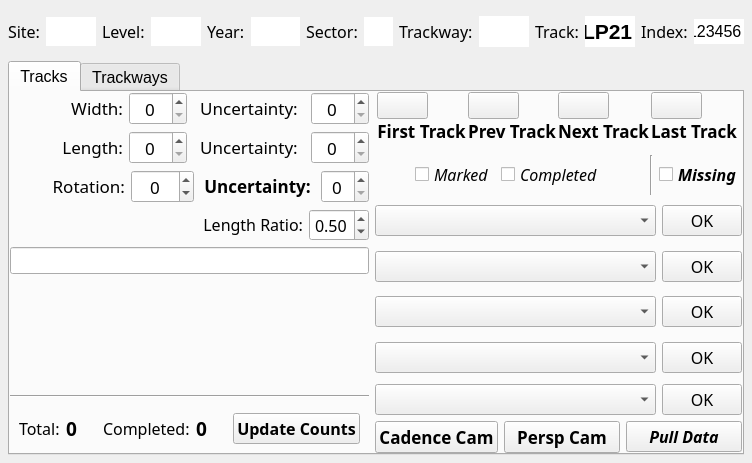
sernst/Cadence, file resources/widget/tools/TrackwayManagerWidget/TrackwayManagerWidget.ui: the form before one commit.
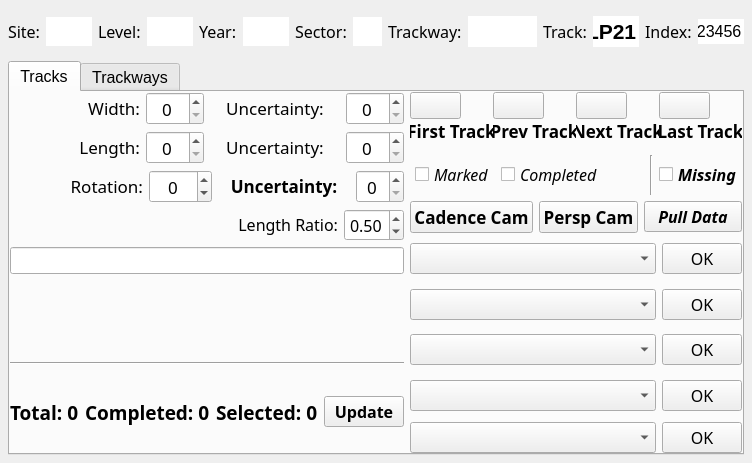
The form after the commit. Icons and pictures are not drawn.

Commit message: KAS: added fetch option to place given track under CadenceCam and improved UI

What changed in the file:
```diff
--- a/resources/widget/tools/TrackwayManagerWidget/TrackwayManagerWidget.ui
+++ b/resources/widget/tools/TrackwayManagerWidget/TrackwayManagerWidget.ui
@@ -41,7 +41,7 @@
        <bold>false</bold>
       </font>
      </property>
-     <layout class="QHBoxLayout" name="horizontalLayout_8" stretch="1,2,1,2,1,2,1,1,1,2,1,2,1,2">
+     <layout class="QHBoxLayout" name="horizontalLayout_8" stretch="1,2,1,2,1,2,1,1,1,3,1,2,1,2">
       <property name="leftMargin">
        <number>0</number>
       </property>
@@ -391,7 +391,7 @@
            <pointsize>12</pointsize>
           </font>
          </property>
-         <layout class="QVBoxLayout" name="verticalLayout_2">
+         <layout class="QVBoxLayout" name="verticalLayout_2" stretch="0,0,0,0,0,0,0,0">
           <property name="margin">
            <number>0</number>
           </property>
@@ -884,37 +884,19 @@
           <item>
            <widget class="QWidget" name="countsWidget" native="true">
             <property name="sizePolicy">
-             <sizepolicy hsizetype="Expanding" vsizetype="Fixed">
+             <sizepolicy hsizetype="Expanding" vsizetype="Expanding">
               <horstretch>0</horstretch>
               <verstretch>0</verstretch>
              </sizepolicy>
             </property>
-            <layout class="QHBoxLayout" name="horizontalLayout_9" stretch="1,2,1,2,2">
-             <item>
-              <widget class="QLabel" name="label_8">
-               <property name="sizePolicy">
-                <sizepolicy hsizetype="Preferred" vsizetype="Fixed">
-                 <horstretch>0</horstretch>
-                 <verstretch>0</verstretch>
-                </sizepolicy>
-               </property>
-               <property name="font">
-                <font>
-                 <family>Abadi MT Condensed Light</family>
-                 <pointsize>12</pointsize>
-                 <weight>50</weight>
-                 <bold>false</bold>
-                </font>
-               </property>
-               <property name="text">
-                <string>Total:</string>
-               </property>
-              </widget>
-             </item>
+            <layout class="QHBoxLayout" name="horizontalLayout_9" stretch="1,1,1,1">
+             <property name="margin">
+              <number>0</number>
+             </property>
              <item>
               <widget class="QLabel" name="totalTrackCountLbl">
                <property name="sizePolicy">
-                <sizepolicy hsizetype="Preferred" vsizetype="Fixed">
+                <sizepolicy hsizetype="Expanding" vsizetype="Expanding">
                  <horstretch>0</horstretch>
                  <verstretch>0</verstretch>
                 </sizepolicy>
@@ -928,36 +910,14 @@
                 </font>
                </property>
                <property name="text">
-                <string>0</string>
-               </property>
-              </widget>
-             </item>
-             <item>
-              <widget class="QLabel" name="label_9">
-               <property name="sizePolicy">
-                <sizepolicy hsizetype="Preferred" vsizetype="Fixed">
-                 <horstretch>0</horstretch>
-                 <verstretch>0</verstretch>
-                </sizepolicy>
-               </property>
-               <property name="font">
-                <font>
-                 <family>Abadi MT Condensed Light</family>
-                 <pointsize>12</pointsize>
-                 <weight>50</weight>
-                 <bold>false</bold>
-                 <kerning>false</kerning>
-                </font>
-               </property>
-               <property name="text">
-                <string>Completed:</string>
+                <string>Total: 0</string>
                </property>
               </widget>
              </item>
              <item>
               <widget class="QLabel" name="completedTrackCountLbl">
                <property name="sizePolicy">
-                <sizepolicy hsizetype="Preferred" vsizetype="Fixed">
+                <sizepolicy hsizetype="Expanding" vsizetype="Expanding">
                  <horstretch>0</horstretch>
                  <verstretch>0</verstretch>
                 </sizepolicy>
@@ -971,7 +931,28 @@
                 </font>
                </property>
                <property name="text">
-                <string>0</string>
+                <string>Completed: 0</string>
+               </property>
+              </widget>
+             </item>
+             <item>
+              <widget class="QLabel" name="selectedTrackCountLbl">
+               <property name="sizePolicy">
+                <sizepolicy hsizetype="Expanding" vsizetype="Expanding">
+                 <horstretch>0</horstretch>
+                 <verstretch>0</verstretch>
+                </sizepolicy>
+               </property>
+               <property name="font">
+                <font>
+                 <family>Abadi MT Condensed Extra Bold</family>
+                 <pointsize>14</pointsize>
+                 <weight>75</weight>
+                 <bold>true</bold>
+                </font>
+               </property>
+               <property name="text">
+                <string>Selected: 0</string>
                </property>
               </widget>
              </item>
@@ -998,7 +979,7 @@
                 <enum>Qt::LeftToRight</enum>
                </property>
                <property name="text">
-                <string>Update Counts</string>
+                <string>Update</string>
                </property>
               </widget>
              </item>
@@ -1022,7 +1003,7 @@
            <pointsize>12</pointsize>
           </font>
          </property>
-         <layout class="QVBoxLayout" name="verticalLayout" stretch="1,0,1,1,1,1,1,0,0">
+         <layout class="QVBoxLayout" name="verticalLayout" stretch="1,0,1,0,1,1,1,1,0">
           <property name="margin">
            <number>0</number>
           </property>
@@ -1531,6 +1512,108 @@
             </layout>
            </widget>
           </item>
+          <item>
+           <widget class="QWidget" name="camWidget" native="true">
+            <property name="sizePolicy">
+             <sizepolicy hsizetype="Expanding" vsizetype="Fixed">
+              <horstretch>0</horstretch>
+              <verstretch>0</verstretch>
+             </sizepolicy>
+            </property>
+            <property name="font">
+             <font>
+              <family>Abadi MT Condensed Extra Bold</family>
+              <weight>75</weight>
+              <bold>true</bold>
+             </font>
+            </property>
+            <property name="contextMenuPolicy">
+             <enum>Qt::DefaultContextMenu</enum>
+            </property>
+            <layout class="QHBoxLayout" name="horizontalLayout_5" stretch="1,1,1">
+             <property name="spacing">
+              <number>-1</number>
+             </property>
+             <property name="margin">
+              <number>0</number>
+             </property>
+             <item>
+              <widget class="QPushButton" name="selectCadenceCamBtn">
+               <property name="sizePolicy">
+                <sizepolicy hsizetype="Expanding" vsizetype="Fixed">
+                 <horstretch>0</horstretch>
+                 <verstretch>0</verstretch>
+                </sizepolicy>
+               </property>
+               <property name="font">
+                <font>
+                 <family>Abadi MT Condensed Extra Bold</family>
+                 <pointsize>13</pointsize>
+                 <weight>75</weight>
+                 <italic>false</italic>
+                 <bold>true</bold>
+                </font>
+               </property>
+               <property name="text">
+                <string>Cadence Cam</string>
+               </property>
+              </widget>
+             </item>
+             <item>
+              <widget class="QPushButton" name="selectPerspectiveBtn">
+               <property name="sizePolicy">
+                <sizepolicy hsizetype="Expanding" vsizetype="Fixed">
+                 <horstretch>0</horstretch>
+                 <verstretch>0</verstretch>
+                </sizepolicy>
+               </property>
+               <property name="font">
+                <font>
+                 <family>Abadi MT Condensed Extra Bold</family>
+                 <pointsize>13</pointsize>
+                 <weight>75</weight>
+                 <italic>false</italic>
+                 <bold>true</bold>
+                </font>
+               </property>
+               <property name="text">
+                <string>Persp Cam</string>
+               </property>
+              </widget>
+             </item>
+             <item>
+              <widget class="QPushButton" name="pullBtn">
+               <property name="sizePolicy">
+                <sizepolicy hsizetype="Expanding" vsizetype="Fixed">
+                 <horstretch>0</horstretch>
+                 <verstretch>0</verstretch>
+                </sizepolicy>
+               </property>
+               <property name="font">
+                <font>
+                 <family>Abadi MT Condensed Extra Bold</family>
+                 <pointsize>12</pointsize>
+                 <weight>75</weight>
+                 <italic>true</italic>
+                 <bold>true</bold>
+                 <underline>false</underline>
+                 <stylestrategy>PreferDefault</stylestrategy>
+                </font>
+               </property>
+               <property name="autoFillBackground">
+                <bool>true</bool>
+               </property>
+               <property name="text">
+                <string>Pull Data</string>
+               </property>
+               <property name="checkable">
+                <bool>false</bool>
+               </property>
+              </widget>
+             </item>
+            </layout>
+           </widget>
+          </item>
           <item>
            <widget class="QWidget" name="selectionWidget" native="true">
             <property name="sizePolicy">
@@ -1870,108 +1953,6 @@
             </layout>
            </widget>
           </item>
-          <item>
-           <widget class="QWidget" name="camWidget" native="true">
-            <property name="sizePolicy">
-             <sizepolicy hsizetype="Expanding" vsizetype="Fixed">
-              <horstretch>0</horstretch>
-              <verstretch>0</verstretch>
-             </sizepolicy>
-            </property>
-            <property name="font">
-             <font>
-              <family>Abadi MT Condensed Extra Bold</family>
-              <weight>75</weight>
-              <bold>true</bold>
-             </font>
-            </property>
-            <property name="contextMenuPolicy">
-             <enum>Qt::DefaultContextMenu</enum>
-            </property>
-            <layout class="QHBoxLayout" name="horizontalLayout_5" stretch="1,1,1">
-             <property name="spacing">
-              <number>-1</number>
-             </property>
-             <property name="margin">
-              <number>0</number>
-             </property>
-             <item>
-              <widget class="QPushButton" name="selectCadenceCamBtn">
-               <property name="sizePolicy">
-                <sizepolicy hsizetype="Expanding" vsizetype="Fixed">
-                 <horstretch>0</horstretch>
-                 <verstretch>0</verstretch>
-                </sizepolicy>
-               </property>
-               <property name="font">
-                <font>
-                 <family>Abadi MT Condensed Extra Bold</family>
-                 <pointsize>13</pointsize>
-                 <weight>75</weight>
-                 <italic>false</italic>
-                 <bold>true</bold>
-                </font>
-               </property>
-               <property name="text">
-                <string>Cadence Cam</string>
-               </property>
-              </widget>
-             </item>
-             <item>
-              <widget class="QPushButton" name="selectPerspectiveBtn">
-               <property name="sizePolicy">
-                <sizepolicy hsizetype="Expanding" vsizetype="Fixed">
-                 <horstretch>0</horstretch>
-                 <verstretch>0</verstretch>
-                </sizepolicy>
-               </property>
-               <property name="font">
-                <font>
-                 <family>Abadi MT Condensed Extra Bold</family>
-                 <pointsize>13</pointsize>
-                 <weight>75</weight>
-                 <italic>false</italic>
-                 <bold>true</bold>
-                </font>
-               </property>
-               <property name="text">
-                <string>Persp Cam</string>
-               </property>
-              </widget>
-             </item>
-             <item>
-              <widget class="QPushButton" name="pullBtn">
-               <property name="sizePolicy">
-                <sizepolicy hsizetype="Expanding" vsizetype="Fixed">
-                 <horstretch>0</horstretch>
-                 <verstretch>0</verstretch>
-                </sizepolicy>
-               </property>
-               <property name="font">
-                <font>
-                 <family>Abadi MT Condensed Extra Bold</family>
-                 <pointsize>12</pointsize>
-                 <weight>75</weight>
-                 <italic>true</italic>
-                 <bold>true</bold>
-                 <underline>false</underline>
-                 <stylestrategy>PreferDefault</stylestrategy>
-                </font>
-               </property>
-               <property name="autoFillBackground">
-                <bool>true</bool>
-               </property>
-               <property name="text">
-                <string>Pull Data</string>
-               </property>
-               <property name="checkable">
-                <bool>false</bool>
-               </property>
-              </widget>
-             </item>
-            </layout>
-           </widget>
-          </item>
          </layout>
         </widget>
        </item>
```
Left out of the diff: 12 changed lines with no effect on the pictures. The commit also changes 1 other file.
